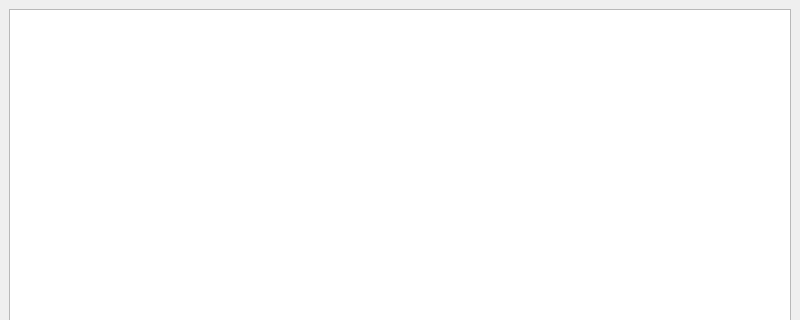
This is main.ui in glebkasilov/Yandex-espresso as Qt 5 draws it before an edit; both pictures show x 0 to 800 and y 0 to 320 of the 800 by 600 pixel window. The edited form follows.
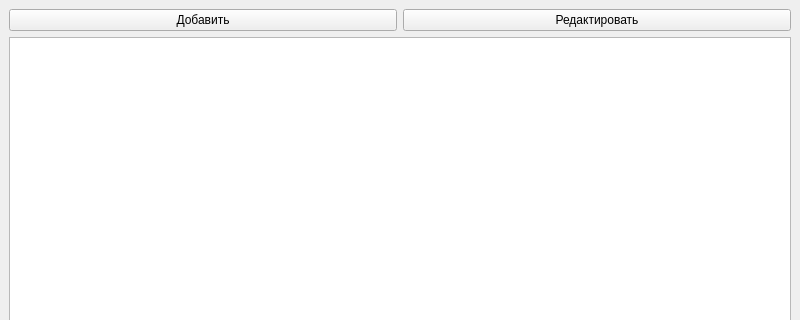
This is the edited form.

```diff
--- a/main.ui
+++ b/main.ui
@@ -15,6 +15,24 @@
   </property>
   <widget class="QWidget" name="centralwidget">
    <layout class="QVBoxLayout" name="verticalLayout">
+    <item>
+     <layout class="QHBoxLayout" name="horizontalLayout">
+      <item>
+       <widget class="QPushButton" name="addButton">
+        <property name="text">
+         <string>Добавить</string>
+        </property>
+       </widget>
+      </item>
+      <item>
+       <widget class="QPushButton" name="editButton">
+        <property name="text">
+         <string>Редактировать</string>
+        </property>
+       </widget>
+      </item>
+     </layout>
+    </item>
     <item>
      <widget class="QTableWidget" name="tableWidget">
       <property name="editTriggers">
```
Left out of the diff: 2 changed lines with no effect on the pictures.
